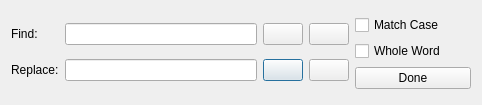
parallaxinc/PropellerIDE, file src/propelleride/forms/finder.ui: the form before one commit.
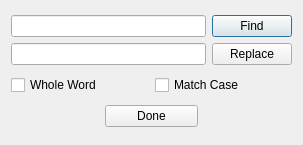
The form after the commit. Icons and pictures are not drawn.

Commit message: Added prototype status widget; modified finder ui

Diff of the .ui file:
```diff
--- a/src/propelleride/forms/finder.ui
+++ b/src/propelleride/forms/finder.ui
@@ -6,8 +6,8 @@
    <rect>
     <x>0</x>
     <y>0</y>
-    <width>482</width>
-    <height>105</height>
+    <width>303</width>
+    <height>145</height>
    </rect>
   </property>
   <property name="sizePolicy">
@@ -18,14 +18,14 @@
   </property>
   <property name="minimumSize">
    <size>
-    <width>482</width>
-    <height>105</height>
+    <width>303</width>
+    <height>145</height>
    </size>
   </property>
   <property name="maximumSize">
    <size>
-    <width>482</width>
-    <height>105</height>
+    <width>303</width>
+    <height>145</height>
    </size>
   </property>
   <property name="windowTitle">
@@ -35,66 +35,20 @@
    <iconset resource="icons/icons.qrc">
     <normaloff>:/icons/edit-find.png</normaloff>:/icons/edit-find.png</iconset>
   </property>
-  <layout class="QVBoxLayout" name="verticalLayout_2">
-   <item>
-    <layout class="QHBoxLayout" name="horizontalLayout">
+  <layout class="QVBoxLayout" name="verticalLayout">
      <item>
       <layout class="QGridLayout" name="gridLayout">
-       <item row="1" column="2">
-        <widget class="QPushButton" name="replacePrevious">
-         <property name="text">
-          <string/>
-         </property>
-         <property name="icon">
-          <iconset resource="icons/icons.qrc">
-           <normaloff>:/icons/find-previous.png</normaloff>:/icons/find-previous.png</iconset>
-         </property>
-        </widget>
-       </item>
-       <item row="1" column="3">
-        <widget class="QPushButton" name="replaceNext">
-         <property name="text">
-          <string/>
-         </property>
-         <property name="icon">
-          <iconset resource="icons/icons.qrc">
-           <normaloff>:/icons/find-next.png</normaloff>:/icons/find-next.png</iconset>
-         </property>
-        </widget>
-       </item>
-       <item row="1" column="1">
-        <widget class="QLineEdit" name="replaceEdit"/>
-       </item>
-       <item row="0" column="2">
-        <widget class="QPushButton" name="findPrevious">
-         <property name="text">
-          <string/>
-         </property>
-         <property name="icon">
-          <iconset resource="icons/icons.qrc">
-           <normaloff>:/icons/find-previous.png</normaloff>:/icons/find-previous.png</iconset>
-         </property>
-        </widget>
-       </item>
-       <item row="0" column="3">
+     <item row="0" column="1">
         <widget class="QPushButton" name="findNext">
          <property name="text">
-          <string/>
-         </property>
-         <property name="icon">
-          <iconset resource="icons/icons.qrc">
-           <normaloff>:/icons/find-next.png</normaloff>:/icons/find-next.png</iconset>
+        <string>Find</string>
          </property>
         </widget>
        </item>
        <item row="1" column="0">
-        <widget class="QLabel" name="replaceLabel">
-         <property name="text">
-          <string>Replace:</string>
-         </property>
-        </widget>
-       </item>
-       <item row="0" column="1">
+      <widget class="QLineEdit" name="replaceEdit"/>
+     </item>
+     <item row="0" column="0">
         <widget class="QLineEdit" name="findEdit">
          <property name="minimumSize">
           <size>
@@ -104,24 +58,17 @@
          </property>
         </widget>
        </item>
-       <item row="0" column="0">
-        <widget class="QLabel" name="findLabel">
+     <item row="1" column="1">
+      <widget class="QPushButton" name="replaceNext">
          <property name="text">
-          <string>Find:</string>
+        <string>Replace</string>
          </property>
         </widget>
        </item>
       </layout>
      </item>
      <item>
-      <layout class="QVBoxLayout" name="verticalLayout">
-       <item>
-        <widget class="QCheckBox" name="matchCase">
-         <property name="text">
-          <string>Match Case</string>
-         </property>
-        </widget>
-       </item>
+    <layout class="QHBoxLayout" name="horizontalLayout">
        <item>
         <widget class="QCheckBox" name="wholeWord">
          <property name="text">
@@ -130,6 +77,30 @@
         </widget>
        </item>
        <item>
+      <widget class="QCheckBox" name="matchCase">
+       <property name="text">
+        <string>Match Case</string>
+       </property>
+      </widget>
+     </item>
+    </layout>
+   </item>
+   <item>
+    <layout class="QHBoxLayout" name="horizontalLayout_2">
+     <item>
+      <spacer name="horizontalSpacer">
+       <property name="orientation">
+        <enum>Qt::Horizontal</enum>
+       </property>
+       <property name="sizeHint" stdset="0">
+        <size>
+         <width>40</width>
+         <height>20</height>
+        </size>
+       </property>
+      </spacer>
+     </item>
+     <item>
         <widget class="QPushButton" name="doneButton">
          <property name="sizePolicy">
           <sizepolicy hsizetype="Expanding" vsizetype="Fixed">
@@ -142,7 +113,18 @@
          </property>
         </widget>
        </item>
-      </layout>
+     <item>
+      <spacer name="horizontalSpacer_2">
+       <property name="orientation">
+        <enum>Qt::Horizontal</enum>
+       </property>
+       <property name="sizeHint" stdset="0">
+        <size>
+         <width>40</width>
+         <height>20</height>
+        </size>
+       </property>
+      </spacer>
      </item>
     </layout>
    </item>
```
Left out of the diff: 20 changed lines with no effect on the pictures. Lines whose indentation alone changed are shown as unchanged. The commit also changes 12 other files.
